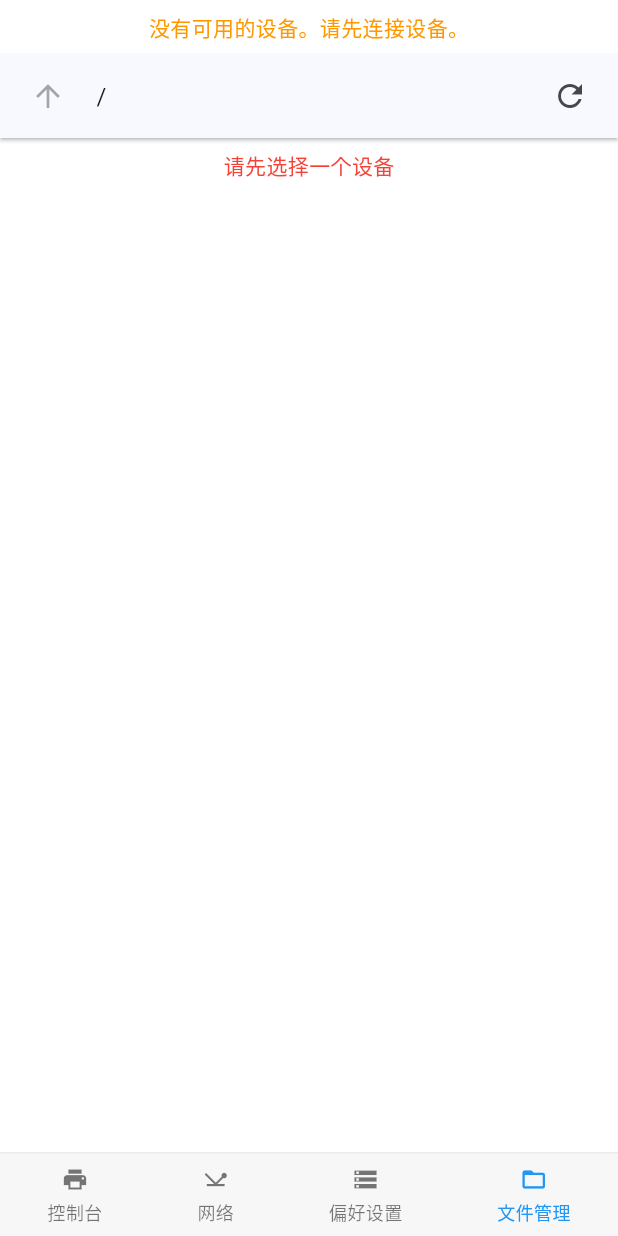
After one commit to PonyCui/consolebus-app, a Flutter app: the screen it shows after launch, item 4 of the bottom bar chosen, after a tap on the "refresh" icon, on a phone screen of 412 x 824 dp. The commit adds this screen. Run offline on Flutter 3.47's test engine with Material 3 defaults, Android fonts, the phone set to English and light mode, and no system bars; our stand-ins replace file_picker, shelf, shelf_web_socket; missing offline and left inert: file_saver, re_editor, re_highlight, window_manager.

Commit message:
feat(filesystem): 添加文件管理功能模块
实现文件系统浏览和管理功能，包括以下内容：
- 新增文件系统协议定义(ProtoFilesystem)和文件条目模型(ProtoFilesystemEntry)
- 创建文件系统功能模块(FilesystemFeature)并集成到主界面
- 实现文件系统主页(FilesystemHome)用于展示和操作文件目录
- 支持文件列表查看、路径导航、文件读取和删除等基本操作
- 更新Xcode工程配置启用GPU验证模式
- 完善模块文档说明(trae_rules.md)

```diff
--- a/lib/apps_home.dart
+++ b/lib/apps_home.dart
@@ -1,5 +1,6 @@
 import 'package:consoleapp/apps_feature.dart';
 import 'package:consoleapp/features/console/console_defines.dart';
+import 'package:consoleapp/features/filesystem/filesystem_defines.dart';
 import 'package:consoleapp/features/network/network_defines.dart';
 import 'package:consoleapp/features/preference/preference_defines.dart';
 import 'package:consoleapp/components/info_bar/info_bar.dart';
@@ -26,6 +27,7 @@ class _AppsHomeState extends State<AppsHome> {
     AppsFeatureManager.shared.registerFeature(ConsoleFeature());
     AppsFeatureManager.shared.registerFeature(NetworkFeature());
     AppsFeatureManager.shared.registerFeature(PreferenceFeature());
+    AppsFeatureManager.shared.registerFeature(FilesystemFeature());
     selectedFeature =
         AppsFeatureManager.shared.allFeatures().first.featureIdentifier();
     final appsConnector = AppsConnectorWS(wsPort: 9090);
--- /dev/null
+++ b/lib/features/filesystem/filesystem_defines.dart
@@ -0,0 +1,33 @@
+import 'package:consoleapp/apps_feature.dart';
+import 'package:consoleapp/features/filesystem/filesystem_home.dart';
+import 'package:flutter/material.dart';
+
+class FilesystemFeature extends AppsFeature {
+  @override
+  String featureIdentifier() {
+    return "filesystem";
+  }
+
+  @override
+  Builder faetureBody() {
+    return Builder(builder: (context) {
+      return const FilesystemHome();
+    });
+  }
+
+  @override
+  Widget featureIcon(BuildContext context, bool selected) {
+    return Icon(
+      Icons.folder_open,
+      size: 18,
+      color: selected
+          ? Theme.of(context).primaryColor
+          : Colors.black.withAlpha(135),
+    );
+  }
+
+  @override
+  String featureTitle() {
+    return "文件管理";
+  }
+}
--- /dev/null
+++ b/lib/features/filesystem/filesystem_home.dart
@@ -0,0 +1,348 @@
+import 'dart:convert';
+import 'package:consoleapp/protocols/protocol_defines.dart';
+import 'package:consoleapp/protocols/protocol_device.dart';
+import 'package:consoleapp/protocols/protocol_filesystem.dart';
+import 'package:consoleapp/services/apps_connect_service.dart';
+import 'package:flutter/material.dart';
+import 'dart:math' as math;
+
+class FilesystemHome extends StatefulWidget {
+  const FilesystemHome({super.key});
+
+  @override
+  State<FilesystemHome> createState() => _FilesystemHomeState();
+}
+
+class _FilesystemHomeState extends State<FilesystemHome> {
+  String currentPath = '/'; // 默认起始路径
+  List<ProtoFilesystemEntry> items = [];
+  bool isLoading = false;
+  String? errorMessage;
+  TextEditingController pathController = TextEditingController();
+
+  @override
+  void initState() {
+    super.initState();
+    AppsConnectService.shared.addListener(_onMessageReceived);
+    pathController.text = currentPath;
+    // 如果没有选择设备，并且有可用设备，则选择第一个
+    if (AppsConnectService.shared.selectedDevice == null && AppsConnectService.shared.allDevices.isNotEmpty) {
+      AppsConnectService.shared.setSelectedDevice(AppsConnectService.shared.allDevices.first);
+    }
+    _fetchDirectoryContents(currentPath);
+  }
+
+  @override
+  void dispose() {
+    AppsConnectService.shared.removeListener(_onMessageReceived);
+    pathController.dispose();
+    super.dispose();
+  }
+
+  void _onMessageReceived() {
+    final messages = AppsConnectService.shared.allMessages
+        .whereType<ProtoFilesystem>()
+        .where((msg) =>
+            msg.deviceId == AppsConnectService.shared.selectedDevice?.deviceId);
+
+    for (final msg in messages) {
+      if (msg.operation == 'list_response') {
+        setState(() {
+            items = msg.entries ?? [];
+            items.sort((a, b) {
+              if (a.isDirectory == b.isDirectory) {
+                return a.name.toLowerCase().compareTo(b.name.toLowerCase());
+              } else {
+                return a.isDirectory ? -1 : 1;
+              }
+            });
+            isLoading = false;
+            errorMessage = msg.error;
+          });
+      } else if (msg.operation == 'read_response') {
+        // 处理读文件响应
+        setState(() {
+          isLoading = false;
+          errorMessage = msg.error;
+        });
+        if (msg.error == null && msg.content != null) {
+          _showFileContentDialog(msg.path ?? 'File', msg.content!);
+        }
+      } else if (msg.operation == 'write_response' || msg.operation == 'delete_response') {
+         // 操作完成后刷新当前目录
+        setState(() {
+          isLoading = false;
+          errorMessage = msg.error;
+        });
+        if (msg.error == null) {
+          _fetchDirectoryContents(currentPath);
+        }
+      }
+      AppsConnectService.shared.allMessages.removeWhere((it) => it == msg);
+    }
+  }
+
+  void _fetchDirectoryContents(String path) {
+    if (AppsConnectService.shared.selectedDevice == null) {
+      setState(() {
+        errorMessage = "请先选择一个设备";
+        items = [];
+      });
+      return;
+    }
+    setState(() {
+      isLoading = true;
+      errorMessage = null;
+      currentPath = path;
+      pathController.text = path;
+    });
+    final request = ProtoFilesystem(
+      path: path,
+      operation: 'list',
+      deviceId: AppsConnectService.shared.selectedDevice!.deviceId,
+      msgId: ProtoMessageBase.generateUUID(),
+      featureId: 'filesystem',
+      createdAt: DateTime.now().millisecondsSinceEpoch,
+    );
+    AppsConnectService.shared.appsConnector?.sendMessage(json.encode(request.toJson()));
+  }
+
+  void _navigateTo(ProtoFilesystemEntry item) {
+    if (item.isDirectory) {
+      String newPath = currentPath.endsWith('/') ? currentPath : '$currentPath/';
+      newPath += item.name;
+      _fetchDirectoryContents(newPath);
+    }
+  }
+
+  void _goUp() {
+    if (currentPath == '/' || currentPath.isEmpty) return;
+    int lastSlash = currentPath.lastIndexOf('/');
+    if (lastSlash == 0) {
+      _fetchDirectoryContents('/');
+    } else if (lastSlash > 0) {
+      _fetchDirectoryContents(currentPath.substring(0, lastSlash));
+    }
+  }
+
+  void _readFile(ProtoFilesystemEntry item) {
+    if (AppsConnectService.shared.selectedDevice == null) return;
+    setState(() {
+      isLoading = true;
+      errorMessage = null;
+    });
+    final request = ProtoFilesystem(
+      path: '$currentPath/${item.name}'.replaceAll('//', '/'),
+      operation: 'read',
+      deviceId: AppsConnectService.shared.selectedDevice!.deviceId,
+      msgId: ProtoMessageBase.generateUUID(),
+      featureId: 'filesystem',
+      createdAt: DateTime.now().millisecondsSinceEpoch,
+    );
+    AppsConnectService.shared.appsConnector?.sendMessage(json.encode(request.toJson()));
+  }
+
+  void _deleteItem(ProtoFilesystemEntry item) {
+    if (AppsConnectService.shared.selectedDevice == null) return;
+
+    showDialog(
+      context: context,
+      builder: (BuildContext context) {
+        return AlertDialog(
+          title: Text('确认删除'),
+          content: Text('你确定要删除 "${item.name}"吗? 这个操作无法撤销。'),
+          actions: <Widget>[
+            TextButton(
+              child: Text('取消'),
+              onPressed: () {
+                Navigator.of(context).pop();
+              },
+            ),
+            TextButton(
+              child: Text('删除', style: TextStyle(color: Colors.red)),
+              onPressed: () {
+                Navigator.of(context).pop();
+                setState(() {
+                  isLoading = true;
+                  errorMessage = null;
+                });
+                final request = ProtoFilesystem(
+                  path: '$currentPath/${item.name}'.replaceAll('//', '/'),
+                  operation: 'delete',
+                  deviceId: AppsConnectService.shared.selectedDevice!.deviceId,
+                  msgId: ProtoMessageBase.generateUUID(),
+                  featureId: 'filesystem',
+                  createdAt: DateTime.now().millisecondsSinceEpoch,
+                );
+                AppsConnectService.shared.appsConnector?.sendMessage(json.encode(request.toJson()));
+              },
+            ),
+          ],
+        );
+      },
+    );
+  }
+
+  Future<void> _showFileContentDialog(String fileName, String content) async {
+    return showDialog<void>(
+      context: context,
+      builder: (BuildContext context) {
+        return AlertDialog(
+          title: Text(fileName),
+          content: SingleChildScrollView(
+            child: Text(content),
+          ),
+          actions: <Widget>[
+            TextButton(
+              child: const Text('关闭'),
+              onPressed: () {
+                Navigator.of(context).pop();
+              },
+            ),
+          ],
+        );
+      },
+    );
+  }
+
+  @override
+  Widget build(BuildContext context) {
+    final allDevices = AppsConnectService.shared.allDevices.toList();
+    final selectedDevice = AppsConnectService.shared.selectedDevice;
+
+    return Column(
+      children: [
+        // 设备选择下拉菜单
+        if (allDevices.isNotEmpty)
+          Padding(
+            padding: const EdgeInsets.all(8.0),
+            child: DropdownButtonFormField<ProtoDevice>(
+              decoration: InputDecoration(
+                labelText: '选择设备',
+                border: OutlineInputBorder(),
+              ),
+              value: selectedDevice,
+              items: allDevices.map((ProtoDevice device) {
+                return DropdownMenuItem<ProtoDevice>(
+                  value: device,
+                  child: Text(device.deviceName ?? device.deviceId),
+                );
+              }).toList(),
+              onChanged: (ProtoDevice? newValue) {
+                AppsConnectService.shared.setSelectedDevice(newValue);
+                // 设备切换后，如果当前路径不是根目录，则返回根目录并重新获取内容
+                if (newValue != null) {
+                  _fetchDirectoryContents('/'); // 或者 currentPath，取决于产品逻辑
+                } else {
+                  setState(() {
+                    items = [];
+                    errorMessage = "请选择一个设备";
+                  });
+                }
+              },
+            ),
+          ),
+        if (allDevices.isEmpty)
+           const Padding(
+            padding: EdgeInsets.all(8.0),
+            child: Text('没有可用的设备。请先连接设备。', style: TextStyle(color: Colors.orange)),
+          ),
+        _buildPathBar(),
+        if (errorMessage != null)
+          Padding(
+            padding: const EdgeInsets.all(8.0),
+            child: Text(errorMessage!, style: TextStyle(color: Colors.red)),
+          ),
+        if (isLoading)
+          const Expanded(child: Center(child: CircularProgressIndicator()))
+        else if (items.isEmpty && AppsConnectService.shared.selectedDevice != null)
+           Expanded(child: Center(child: Text(currentPath == '/' ? '根目录为空或无法访问。' : '目录为空或无法访问。')))
+        else if (AppsConnectService.shared.selectedDevice == null && allDevices.isNotEmpty)
+          const Expanded(child: Center(child: Text('请先选择一个设备。')))
+        else if (AppsConnectService.shared.selectedDevice == null && allDevices.isEmpty)
+          Container() // 如果没有设备，也不显示“请先选择设备”，因为上面已经有提示了
+        else
+          Expanded(
+            child: ListView.builder(
+              itemCount: items.length,
+              itemBuilder: (context, index) {
+                final item = items[index];
+                return ListTile(
+                  leading: Icon(item.isDirectory ? Icons.folder : Icons.insert_drive_file),
+                  title: Text(item.name),
+                  subtitle: Text(item.isDirectory ? '目录' : '文件 (${_formatSize(item.size)})'),
+                  onTap: () => _navigateTo(item),
+                  trailing: Row(
+                    mainAxisSize: MainAxisSize.min,
+                    children: [
+                      if (!item.isDirectory)
+                        IconButton(
+                          icon: Icon(Icons.remove_red_eye_outlined, size: 20),
+                          tooltip: '查看',
+                          onPressed: () => _readFile(item),
+                        ),
+                      // IconButton(
+                      //   icon: Icon(Icons.download_outlined, size: 20),
+                      //   tooltip: '下载',
+                      //   onPressed: () { /* TODO: Implement download */ },
+                      // ),
+                      IconButton(
+                        icon: Icon(Icons.delete_outline, size: 20, color: Colors.redAccent),
+                        tooltip: '删除',
+                        onPressed: () => _deleteItem(item),
+                      ),
+                    ],
+                  ),
+                );
+              },
+            ),
+          ),
+      ],
+    );
+  }
+
+  Widget _buildPathBar() {
+    return Material(
+      elevation: 1,
+      child: Container(
+        padding: const EdgeInsets.symmetric(horizontal: 8.0, vertical: 4.0),
+        child: Row(
+          children: [
+            IconButton(
+              icon: const Icon(Icons.arrow_upward),
+              tooltip: '上一级',
+              onPressed: (currentPath == '/' || isLoading) ? null : _goUp,
+            ),
+            Expanded(
+              child: TextField(
+                controller: pathController,
+                decoration: InputDecoration(
+                  hintText: '当前路径',
+                  border: InputBorder.none,
+                  contentPadding: EdgeInsets.symmetric(horizontal: 8)
+                ),
+                onSubmitted: (newPath) {
+                  _fetchDirectoryContents(newPath);
+                },
+              ),
+            ),
+            IconButton(
+              icon: const Icon(Icons.refresh),
+              tooltip: '刷新',
+              onPressed: isLoading ? null : () => _fetchDirectoryContents(currentPath),
+            ),
+          ],
+        ),
+      ),
+    );
+  }
+
+  String _formatSize(int? bytes) {
+    if (bytes == null) return '-';
+    if (bytes == 0) return '0 B'; // Handle 0 byte case
+    if (bytes < 1024) return '$bytes B';
+    int exp = (math.log(bytes) / math.log(1024)).floor();
+    String pre = 'KMGTPE'[exp - 1];
+    return '${(bytes / math.pow(1024, exp)).toStringAsFixed(1)} ${pre}B';
+  }
+}
--- a/lib/protocols/protocol_defines.dart
+++ b/lib/protocols/protocol_defines.dart
@@ -2,6 +2,7 @@ import 'dart:math';
 
 import 'package:consoleapp/protocols/protocol_console.dart';
 import 'package:consoleapp/protocols/protocol_device.dart';
+import 'package:consoleapp/protocols/protocol_filesystem.dart';
 import 'package:consoleapp/protocols/protocol_network.dart';
 import 'package:consoleapp/protocols/protocol_preference.dart';
 
@@ -42,6 +43,8 @@ class ProtocolMessageFactory {
       return ProtoNetwork.fromJSON(json);
     } else if (json["featureId"] == "preference") {
       return ProtoPreference.fromJson(json);
+    } else if (json["featureId"] == "filesystem") {
+      return ProtoFilesystem.fromJson(json);
     }
     return null;
   }
--- /dev/null
+++ b/lib/protocols/protocol_filesystem.dart
@@ -0,0 +1,101 @@
+import 'package:consoleapp/protocols/protocol_defines.dart';
+
+class ProtoFilesystemEntry {
+  final String name;
+  final bool isDirectory;
+  final int? size; // Size in bytes, null for directories or if not applicable
+  final int? modifiedAt; // Unix timestamp (milliseconds since epoch)
+
+  ProtoFilesystemEntry({
+    required this.name,
+    required this.isDirectory,
+    this.size,
+    this.modifiedAt,
+  });
+
+  factory ProtoFilesystemEntry.fromJson(Map<String, dynamic> json) {
+    return ProtoFilesystemEntry(
+      name: json['name'],
+      isDirectory: json['isDirectory'],
+      size: json['size'],
+      modifiedAt: json['modifiedAt'],
+    );
+  }
+
+  Map<String, dynamic> toJson() {
+    return {
+      'name': name,
+      'isDirectory': isDirectory,
+      'size': size,
+      'modifiedAt': modifiedAt,
+    };
+  }
+}
+
+class ProtoFilesystem extends ProtoMessageBase {
+  final String path;
+  final String operation; // e.g., 'list', 'read', 'write', 'delete', 'list_response', 'read_response', etc.
+  final List<ProtoFilesystemEntry>? entries; // For 'list_response'
+  final String? content; // For 'read_response' (file content) or 'write' (content to write)
+  final String? error; // For responses, to indicate an error
+  final String? newPath; // For 'rename' or 'move' operations
+
+  ProtoFilesystem({
+    required this.path,
+    required this.operation,
+    this.entries,
+    this.content,
+    this.error,
+    this.newPath,
+    required String deviceId,
+    required String msgId,
+    required String featureId,
+    required int createdAt,
+  }) : super(
+          deviceId: deviceId,
+          msgId: msgId,
+          featureId: featureId,
+          createdAt: createdAt,
+        );
+
+  factory ProtoFilesystem.fromJson(Map<String, dynamic> json) {
+    var entriesList = json['entries'] as List?;
+    List<ProtoFilesystemEntry>? parsedEntries;
+    if (entriesList != null) {
+      parsedEntries = entriesList.map((i) => ProtoFilesystemEntry.fromJson(i)).toList();
+    }
+
+    return ProtoFilesystem(
+      path: json['path'],
+      operation: json['operation'],
+      entries: parsedEntries,
+      content: json['content'],
+      error: json['error'],
+      newPath: json['newPath'],
+      deviceId: json['deviceId'],
+      msgId: json['msgId'],
+      featureId: json['featureId'],
+      createdAt: json['createdAt'],
+    );
+  }
+
+  @override
+  Map<String, dynamic> toJson() {
+    final Map<String, dynamic> data = super.toJson();
+    data['path'] = path;
+    data['operation'] = operation;
+    if (entries != null) {
+      data['entries'] = entries!.map((v) => v.toJson()).toList();
+    }
+    if (content != null) {
+      data['content'] = content;
+    }
+    if (error != null) {
+      data['error'] = error;
+    }
+    if (newPath != null) {
+      data['newPath'] = newPath;
+    }
+    return data;
+  }
+}
```
Also changed, not shown: 3 other files.
